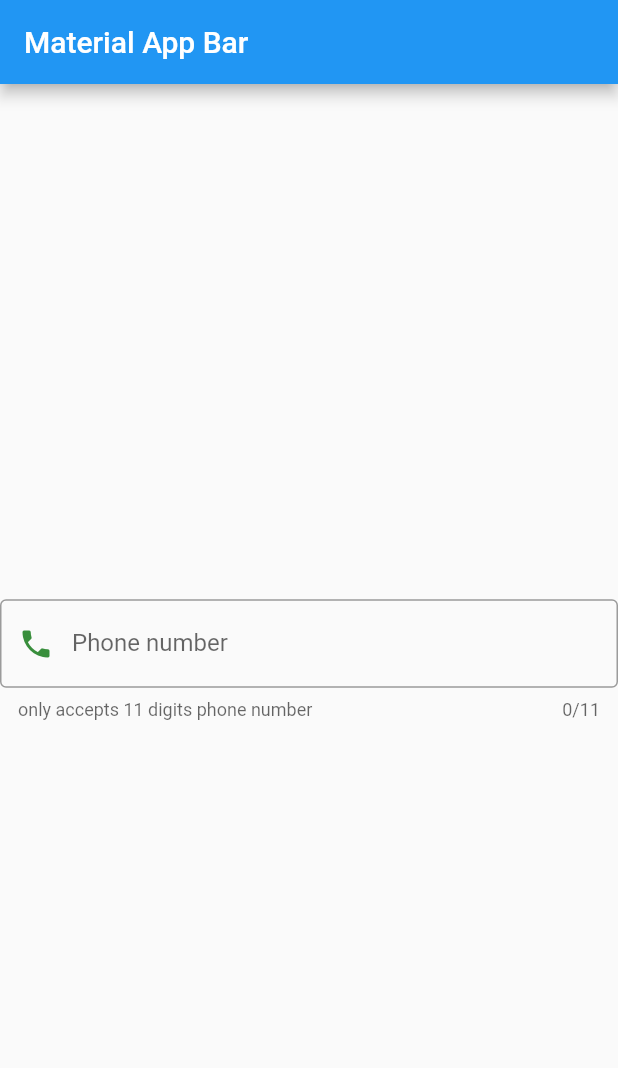
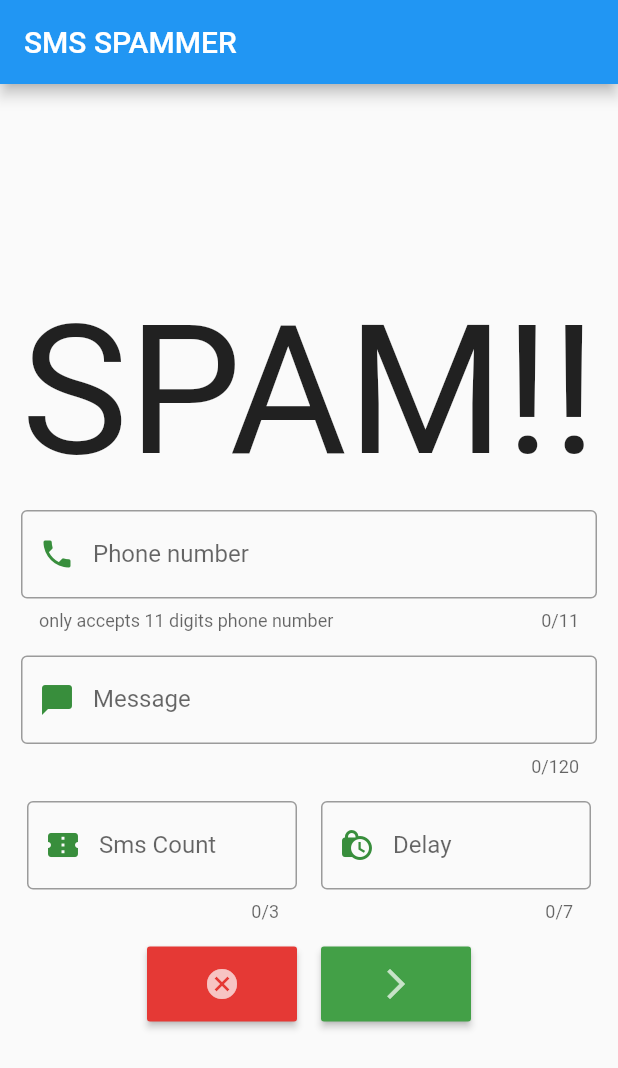
Before and after one commit to 2k16daniel/Loop_Sms, a Flutter app: the screen it shows after launch, on a phone screen of 412 x 824 dp. Shown: the top 1068 px of the screen. Run offline on Flutter 3.47's test engine with Material 2 defaults, Android fonts, the phone set to English and light mode, and no system bars.

Commit message:
Ui designing done!

```diff
--- a/lib/main.dart
+++ b/lib/main.dart
@@ -12,15 +12,18 @@ class MainPage extends StatelessWidget {
     return MaterialApp(
       title: 'Material App',
       home: Scaffold(
+        //resizeToAvoidBottomInset: false,
         appBar: AppBar(
-          title: Text('Material App Bar'),
+          title: Text('SMS SPAMMER'),
         ),
         body: Center(
+          child: SingleChildScrollView(
             child: Column(
               mainAxisAlignment: MainAxisAlignment.center,
               children: <Widget>[
                 WholeUI(),
               ],
+            ),
           ),
         ),
       ),
@@ -36,19 +39,35 @@ class WholeUI extends StatefulWidget {
 }
 
 class _WholeUIState extends State<WholeUI> {
-  final numberfield = TextEditingController();
-  final smsfield = TextEditingController();
   @override
   void dispose() {
-    numberfield.dispose();
-    smsfield.dispose();
     super.dispose();
   }
 
   @override
   Widget build(BuildContext context) {
     return Container(
-      child: NumberField(),
+      child: Column(
+        children: <Widget>[
+          myTexview(),
+          NumberField(),
+          SmsField(),
+          Row(
+            mainAxisAlignment: MainAxisAlignment.center,
+            children: [
+              Padding(
+                padding: const EdgeInsets.all(8.0),
+                child: RepeatitionField(),
+              ),
+              Padding(
+                padding: const EdgeInsets.all(8.0),
+                child: DelayField(),
+              ),
+            ],
+          ),
+          Buttons(),
+        ],
+      ),
     );
   }
 }
@@ -63,12 +82,16 @@ class NumberField extends StatelessWidget {
     return Theme(
       data: ThemeData(
           primaryColor: Colors.redAccent, primaryColorDark: Colors.red),
+      child: Container(
+        width: 400,
+        child: Padding(
+          padding: const EdgeInsets.all(8.0),
           child: TextField(
             keyboardType: TextInputType.phone,
             maxLength: 11,
             decoration: InputDecoration(
-          border:
-              OutlineInputBorder(borderSide: BorderSide(color: Colors.teal)),
+              border: OutlineInputBorder(
+                  borderSide: BorderSide(color: Colors.teal)),
               hintText: 'input phone number here',
               helperText: 'only accepts 11 digits phone number',
               labelText: 'Phone number',
@@ -78,6 +101,157 @@ class NumberField extends StatelessWidget {
               ),
             ),
           ),
+        ),
+      ),
     );
   }
 }
+
+class SmsField extends StatelessWidget {
+  const SmsField({
+    Key key,
+  }) : super(key: key);
+
+  @override
+  Widget build(BuildContext context) {
+    return Theme(
+      data: ThemeData(
+          primaryColor: Colors.redAccent, primaryColorDark: Colors.red),
+      child: Container(
+        width: 400,
+        child: Padding(
+          padding: const EdgeInsets.all(8.0),
+          child: TextField(
+            style: TextStyle(),
+            maxLength: 120,
+            //expands: true,
+            decoration: InputDecoration(
+              border: OutlineInputBorder(
+                  borderSide: BorderSide(color: Colors.teal)),
+              hintText: 'Input your message here',
+              labelText: 'Message',
+              prefixIcon: Icon(
+                Icons.messenger,
+                color: Colors.green[700],
+              ),
+            ),
+          ),
+        ),
+      ),
+    );
+  }
+}
+
+class RepeatitionField extends StatelessWidget {
+  const RepeatitionField({
+    Key key,
+  }) : super(key: key);
+
+  @override
+  Widget build(BuildContext context) {
+    return Theme(
+      data: ThemeData(
+          primaryColor: Colors.redAccent, primaryColorDark: Colors.red),
+      child: Container(
+        width: 180,
+        child: TextField(
+          textAlign: TextAlign.center,
+          maxLength: 3,
+          //expands: true,
+          decoration: InputDecoration(
+            border:
+                OutlineInputBorder(borderSide: BorderSide(color: Colors.teal)),
+            hintText: 'No. of sms',
+            labelText: 'Sms Count',
+            prefixIcon: Icon(
+              Icons.confirmation_number,
+              color: Colors.green[700],
+            ),
+          ),
+        ),
+      ),
+    );
+  }
+}
+
+class DelayField extends StatelessWidget {
+  const DelayField({
+    Key key,
+  }) : super(key: key);
+
+  @override
+  Widget build(BuildContext context) {
+    return Theme(
+      data: ThemeData(
+          primaryColor: Colors.redAccent, primaryColorDark: Colors.red),
+      child: Container(
+        width: 180,
+        child: TextField(
+          textAlign: TextAlign.center,
+          maxLength: 7,
+          //expands: true,
+          decoration: InputDecoration(
+            border:
+                OutlineInputBorder(borderSide: BorderSide(color: Colors.teal)),
+            hintText: 'In milliseconds',
+            labelText: 'Delay',
+            prefixIcon: Icon(
+              Icons.lock_clock,
+              color: Colors.green[700],
+            ),
+          ),
+        ),
+      ),
+    );
+  }
+}
+
+class Buttons extends StatelessWidget {
+  const Buttons({Key key}) : super(key: key);
+
+  @override
+  Widget build(BuildContext context) {
+    return Container(
+      child: ButtonTheme(
+        minWidth: 100,
+        height: 50,
+        child: Row(
+          mainAxisAlignment: MainAxisAlignment.center,
+          children: <Widget>[
+            Padding(
+              padding: const EdgeInsets.all(8.0),
+              child: RaisedButton(
+                onPressed: () {},
+                color: Colors.red[600],
+                child: Icon(
+                  Icons.cancel,
+                  color: Colors.white70,
+                ),
+              ),
+            ),
+            Padding(
+              padding: const EdgeInsets.all(8.0),
+              child: RaisedButton(
+                onPressed: () {},
+                color: Colors.green[600],
+                child: Icon(
+                  Icons.arrow_forward_ios,
+                  color: Colors.white70,
+                ),
+              ),
+            ),
+          ],
+        ),
+      ),
+    );
+  }
+}
+
+Widget myTexview() {
+  return Container(
+    child: Text(
+      'SPAM!!',
+      style: TextStyle(fontSize: 120),
+    ),
+  );
+}
```
Lines whose indentation alone changed are shown as unchanged.
